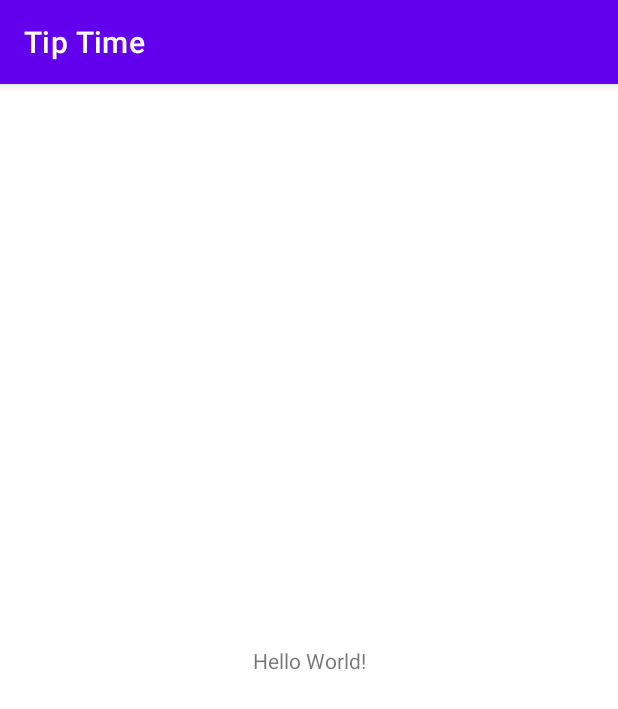
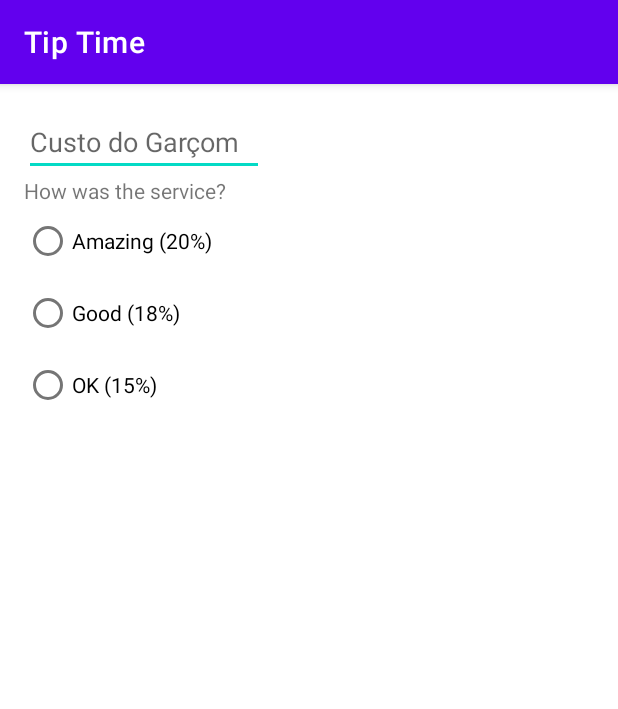
Before and after one commit to AlexBCSouza/Kotlin, an Android app: the screen it shows after launch (MainActivity), on a phone screen of 412 x 824 dp. Shown: the top 709 px of the screen. Run offline under Robolectric (Android 15) with nearby library versions, the phone set to English and light mode, and no system bars.

Commit message:
Finalização da App Kotlin

```diff
--- a/app/src/main/java/com/example/tiptime/MainActivity.kt
+++ b/app/src/main/java/com/example/tiptime/MainActivity.kt
@@ -7,5 +7,7 @@ class MainActivity : AppCompatActivity() {
     override fun onCreate(savedInstanceState: Bundle?) {
         super.onCreate(savedInstanceState)
         setContentView(R.layout.activity_main)
+
+        // Colocar o código.
     }
 }
--- a/app/src/main/res/layout/activity_main.xml
+++ b/app/src/main/res/layout/activity_main.xml
@@ -4,15 +4,55 @@
     xmlns:tools="http://schemas.android.com/tools"
     android:layout_width="match_parent"
     android:layout_height="match_parent"
+    android:padding="16dp"
     tools:context=".MainActivity">
 
+
+    <EditText
+        android:id="@+id/cost_of_service"
+        android:layout_height="wrap_content"
+        android:layout_width="160dp"
+        app:layout_constraintStart_toStartOf="parent"
+        app:layout_constraintTop_toTopOf="parent"
+        android:inputType="numberDecimal"
+        android:hint="Custo do Garçom"
+        />
     <TextView
+        android:id="@+id/service_question"
         android:layout_width="wrap_content"
         android:layout_height="wrap_content"
-        android:text="Hello World!"
-        app:layout_constraintBottom_toBottomOf="parent"
-        app:layout_constraintLeft_toLeftOf="parent"
-        app:layout_constraintRight_toRightOf="parent"
-        app:layout_constraintTop_toTopOf="parent" />
+        android:text="How was the service?"
+        app:layout_constraintStart_toStartOf="parent"
+        app:layout_constraintTop_toBottomOf="@id/cost_of_service"
+        />
+
+    <RadioGroup
+        android:id="@+id/tip_options"
+        android:layout_width="wrap_content"
+        android:layout_height="wrap_content"
+        android:orientation="vertical"
+        app:layout_constraintStart_toStartOf="parent"
+        app:layout_constraintTop_toBottomOf="@id/service_question">
+
+        <RadioButton
+            android:id="@+id/option_twenty_percent"
+            android:layout_width="wrap_content"
+            android:layout_height="wrap_content"
+            android:text="Amazing (20%)" />
+        <RadioButton
+            android:id="@+id/option_eighteen_percent"
+            android:layout_width="wrap_content"
+            android:layout_height="wrap_content"
+            android:text="Good (18%)" />
+
+        <RadioButton
+            android:id="@+id/option_fifteen_percent"
+            android:layout_width="wrap_content"
+            android:layout_height="wrap_content"
+            android:text="OK (15%)" />
+
+
+    </RadioGroup>
+
 
 </androidx.constraintlayout.widget.ConstraintLayout>
```
